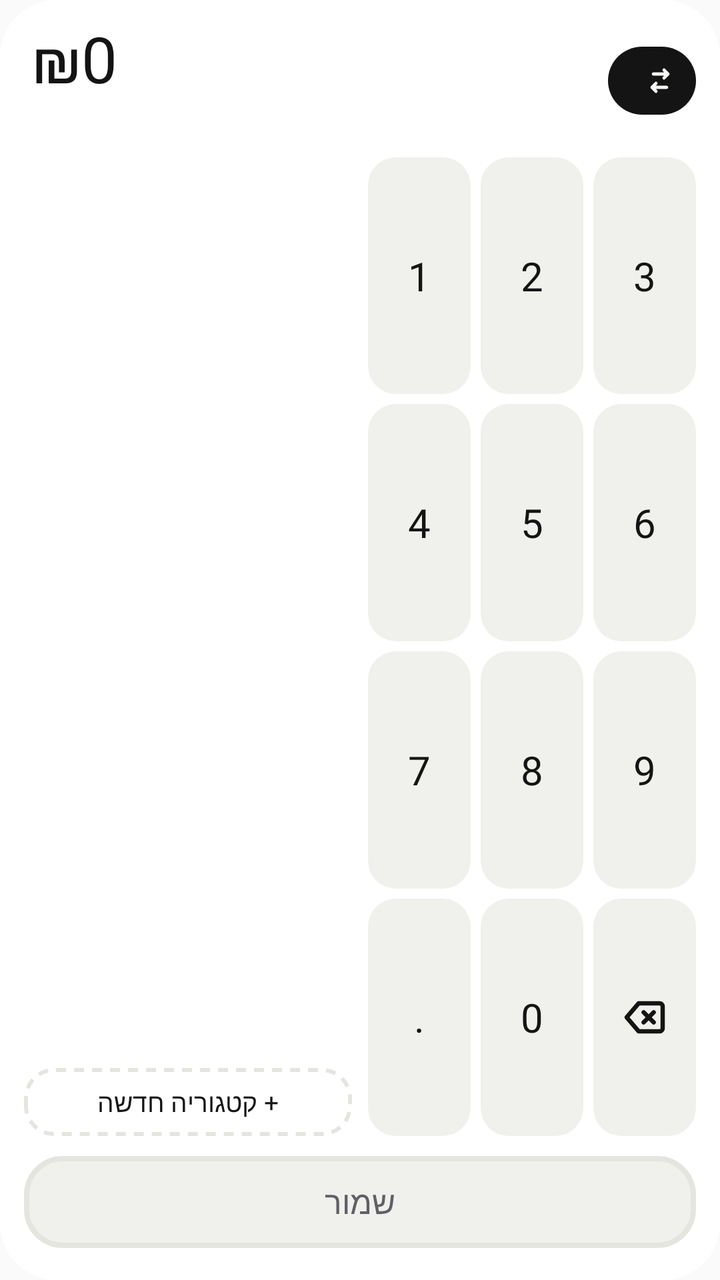
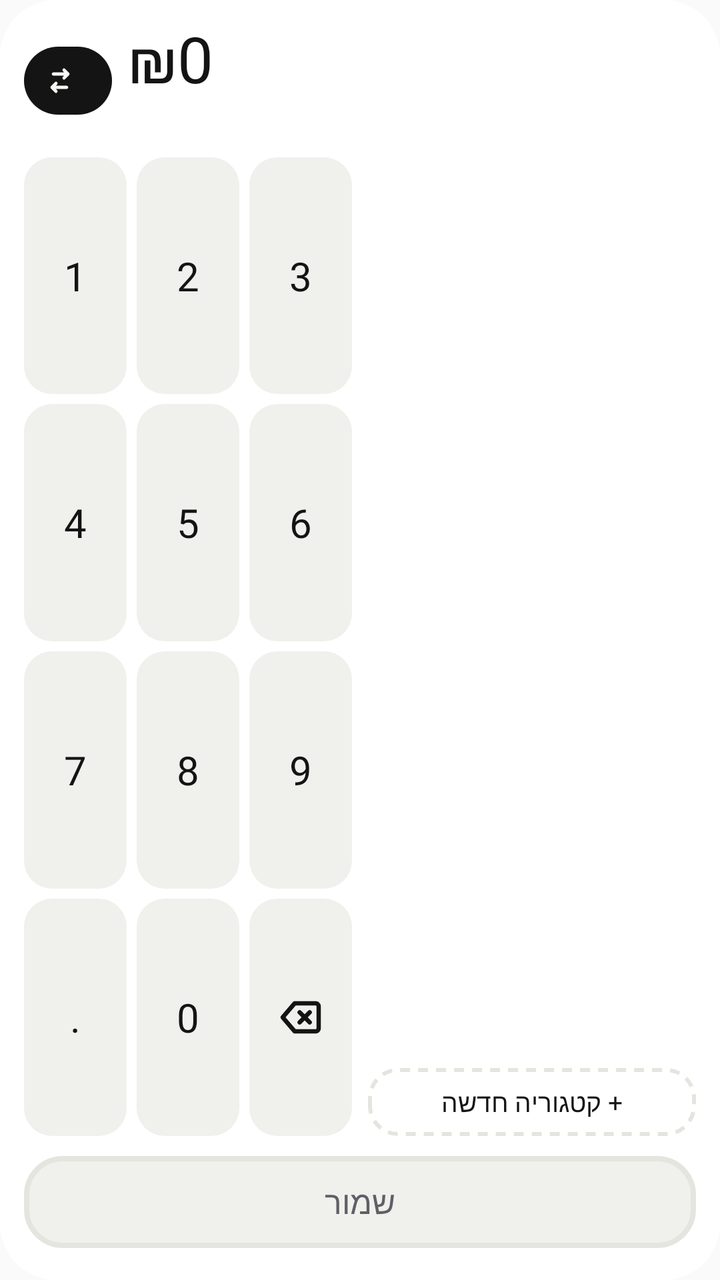

Two renders of the same Android screen: before a commit and after it. Below are the layout's source before the change and the commit's diff.
<!-- AndroidManifest.xml: application theme AppTheme -->
<!-- res/layout/widget_quick_add.xml -->
<?xml version="1.0" encoding="utf-8"?>
<LinearLayout xmlns:android="http://schemas.android.com/apk/res/android"
    android:id="@+id/root"
    android:layout_width="match_parent"
    android:layout_height="match_parent"
    android:background="@drawable/widget_bg"
    android:orientation="vertical"
    android:padding="12dp">

    
    <LinearLayout
        android:layout_width="match_parent"
        android:layout_height="wrap_content"
        android:gravity="center_vertical"
        android:orientation="horizontal"
        android:paddingStart="4dp">

        <LinearLayout
            android:layout_width="0dp"
            android:layout_height="wrap_content"
            android:layout_weight="1"
            android:orientation="vertical">

            <TextView
                android:id="@+id/amount"
                android:layout_width="match_parent"
                android:layout_height="wrap_content"
                android:ellipsize="end"
                android:fontFamily="@font/rubik_extrabold"
                android:gravity="start"
                android:includeFontPadding="false"
                android:maxLines="1"
                android:text="₪0"
                android:textColor="@color/w_ink"
                android:textDirection="ltr"
                android:textSize="32sp" />

            <TextView
                android:id="@+id/status"
                android:layout_width="match_parent"
                android:layout_height="wrap_content"
                android:layout_marginTop="2dp"
                android:ellipsize="end"
                android:fontFamily="@font/rubik_semibold"
                android:maxLines="1"
                android:textColor="@color/w_ink_dim"
                android:textSize="12.5sp" />
        </LinearLayout>

        <LinearLayout
            android:id="@+id/space"
            android:layout_width="wrap_content"
            android:layout_height="34dp"
            android:layout_marginStart="8dp"
            android:background="@drawable/widget_pill_ink"
            android:gravity="center_vertical"
            android:orientation="horizontal"
            android:paddingStart="12dp"
            android:paddingEnd="10dp">

            <TextView
                android:id="@+id/space_name"
                android:layout_width="wrap_content"
                android:layout_height="wrap_content"
                android:ellipsize="end"
                android:fontFamily="@font/rubik_extrabold"
                android:maxLines="1"
                android:maxWidth="110dp"
                android:textColor="@color/w_on_ink"
                android:textSize="13sp" />

            <ImageView
                android:id="@+id/space_swap"
                android:layout_width="16dp"
                android:layout_height="16dp"
                android:layout_marginStart="6dp"
                android:contentDescription="החלף מרחב"
                android:src="@drawable/ic_w_swap" />
        </LinearLayout>
    </LinearLayout>

    
    <LinearLayout
        android:layout_width="match_parent"
        android:layout_height="0dp"
        android:layout_marginTop="10dp"
        android:layout_weight="1"
        android:orientation="horizontal">

        <LinearLayout
            android:layout_width="0dp"
            android:layout_height="match_parent"
            android:layout_marginEnd="8dp"
            android:layout_weight="1"
            android:orientation="vertical">

            <ListView
                android:id="@+id/categories"
                android:layout_width="match_parent"
                android:layout_height="0dp"
                android:layout_weight="1"
                android:divider="@null"
                android:dividerHeight="0dp"
                android:listSelector="@android:color/transparent"
                android:scrollbars="none" />

            <TextView
                android:id="@+id/new_category"
                android:layout_width="match_parent"
                android:layout_height="34dp"
                android:layout_marginTop="4dp"
                android:background="@drawable/widget_dashed"
                android:fontFamily="@font/rubik_extrabold"
                android:gravity="center"
                android:text="+ קטגוריה חדשה"
                android:textColor="@color/w_ink"
                android:textSize="13sp" />
        </LinearLayout>

        <LinearLayout
            android:layout_width="0dp"
            android:layout_height="match_parent"
            android:layout_weight="1"
            android:layoutDirection="ltr"
            android:orientation="vertical">
            <LinearLayout
                android:layout_width="match_parent"
                android:layout_height="0dp"
                android:layout_weight="1"
                android:orientation="horizontal">
                <TextView
                    android:id="@+id/key_1"
                    android:layout_width="0dp"
                    android:layout_height="match_parent"
                    android:layout_weight="1"
                    android:layout_marginEnd="5dp"
                    android:background="@drawable/widget_key"
                    android:fontFamily="@font/rubik_extrabold"
                    android:gravity="center"
                    android:text="1"
                    android:textColor="@color/w_ink"
                    android:textSize="20sp" />
                <TextView
                    android:id="@+id/key_2"
                    android:layout_width="0dp"
                    android:layout_height="match_parent"
                    android:layout_weight="1"
                    android:layout_marginEnd="5dp"
                    android:background="@drawable/widget_key"
                    android:fontFamily="@font/rubik_extrabold"
                    android:gravity="center"
                    android:text="2"
                    android:textColor="@color/w_ink"
                    android:textSize="20sp" />
                <TextView
                    android:id="@+id/key_3"
                    android:layout_width="0dp"
                    android:layout_height="match_parent"
                    android:layout_weight="1"
                    android:background="@drawable/widget_key"
                    android:fontFamily="@font/rubik_extrabold"
                    android:gravity="center"
                    android:text="3"
                    android:textColor="@color/w_ink"
                    android:textSize="20sp" />
            </LinearLayout>
            <LinearLayout
                android:layout_width="match_parent"
                android:layout_height="0dp"
                android:layout_weight="1"
                android:layout_marginTop="5dp"
                android:orientation="horizontal">
                <TextView
                    android:id="@+id/key_4"
                    android:layout_width="0dp"
                    android:layout_height="match_parent"
                    android:layout_weight="1"
                    android:layout_marginEnd="5dp"
                    android:background="@drawable/widget_key"
                    android:fontFamily="@font/rubik_extrabold"
                    android:gravity="center"
                    android:text="4"
                    android:textColor="@color/w_ink"
                    android:textSize="20sp" />
                <TextView
                    android:id="@+id/key_5"
                    android:layout_width="0dp"
                    android:layout_height="match_parent"
                    android:layout_weight="1"
                    android:layout_marginEnd="5dp"
                    android:background="@drawable/widget_key"
                    android:fontFamily="@font/rubik_extrabold"
                    android:gravity="center"
                    android:text="5"
                    android:textColor="@color/w_ink"
                    android:textSize="20sp" />
                <TextView
                    android:id="@+id/key_6"
                    android:layout_width="0dp"
                    android:layout_height="match_parent"
                    android:layout_weight="1"
                    android:background="@drawable/widget_key"
                    android:fontFamily="@font/rubik_extrabold"
                    android:gravity="center"
                    android:text="6"
                    android:textColor="@color/w_ink"
                    android:textSize="20sp" />
            </LinearLayout>
            <LinearLayout
                android:layout_width="match_parent"
                android:layout_height="0dp"
                android:layout_weight="1"
                android:layout_marginTop="5dp"
                android:orientation="horizontal">
                <TextView
                    android:id="@+id/key_7"
                    android:layout_width="0dp"
                    android:layout_height="match_parent"
                    android:layout_weight="1"
                    android:layout_marginEnd="5dp"
                    android:background="@drawable/widget_key"
                    android:fontFamily="@font/rubik_extrabold"
                    android:gravity="center"
                    android:text="7"
                    android:textColor="@color/w_ink"
                    android:textSize="20sp" />
                <TextView
                    android:id="@+id/key_8"
                    android:layout_width="0dp"
                    android:layout_height="match_parent"
                    android:layout_weight="1"
                    android:layout_marginEnd="5dp"
                    android:background="@drawable/widget_key"
                    android:fontFamily="@font/rubik_extrabold"
                    android:gravity="center"
                    android:text="8"
                    android:textColor="@color/w_ink"
                    android:textSize="20sp" />
                <TextView
                    android:id="@+id/key_9"
                    android:layout_width="0dp"
                    android:layout_height="match_parent"
                    android:layout_weight="1"
                    android:background="@drawable/widget_key"
                    android:fontFamily="@font/rubik_extrabold"
                    android:gravity="center"
                    android:text="9"
                    android:textColor="@color/w_ink"
                    android:textSize="20sp" />
            </LinearLayout>
            <LinearLayout
                android:layout_width="match_parent"
                android:layout_height="0dp"
                android:layout_weight="1"
                android:layout_marginTop="5dp"
                android:orientation="horizontal">
                <TextView
                    android:id="@+id/key_dot"
                    android:layout_width="0dp"
                    android:layout_height="match_parent"
                    android:layout_weight="1"
                    android:layout_marginEnd="5dp"
                    android:background="@drawable/widget_key"
                    android:fontFamily="@font/rubik_extrabold"
                    android:gravity="center"
                    android:text="."
                    android:textColor="@color/w_ink"
                    android:textSize="20sp" />
                <TextView
                    android:id="@+id/key_0"
                    android:layout_width="0dp"
                    android:layout_height="match_parent"
                    android:layout_weight="1"
                    android:layout_marginEnd="5dp"
                    android:background="@drawable/widget_key"
                    android:fontFamily="@font/rubik_extrabold"
                    android:gravity="center"
                    android:text="0"
                    android:textColor="@color/w_ink"
                    android:textSize="20sp" />
                <ImageView
                    android:id="@+id/key_del"
                    android:layout_width="0dp"
                    android:layout_height="match_parent"
                    android:layout_weight="1"
                    android:background="@drawable/widget_key"
                    android:contentDescription="מחק"
                    android:scaleType="center"
                    android:src="@drawable/ic_w_backspace" />
            </LinearLayout>
        </LinearLayout>
    </LinearLayout>

    <TextView
        android:id="@+id/save"
        android:layout_width="match_parent"
        android:layout_height="50dp"
        android:layout_marginTop="10dp"
        android:background="@drawable/widget_btn_disabled"
        android:fontFamily="@font/rubik_extrabold"
        android:gravity="center"
        android:paddingBottom="4dp"
        android:text="שמור"
        android:textColor="@color/w_ink_dim"
        android:textSize="16sp" />
</LinearLayout>
<!-- resources referenced by this layout -->
<resources>
  <color name="w_ink">#141414</color>
  <color name="w_ink_dim">#5F5F66</color>
  <color name="w_on_ink">#F6F6F3</color>
  <!-- drawable ic_w_backspace (drawable) -->
  <?xml version="1.0" encoding="utf-8"?>
  <vector xmlns:android="http://schemas.android.com/apk/res/android"
      android:width="24dp"
      android:height="24dp"
      android:viewportWidth="24"
      android:viewportHeight="24">
      <path
          android:pathData="M9 5h10.5a1.5 1.5 0 0 1 1.5 1.5v11a1.5 1.5 0 0 1-1.5 1.5H9l-6-7Z"
          android:strokeColor="@color/w_ink"
          android:strokeWidth="2.2"
          android:strokeLineJoin="round" />
      <path
          android:pathData="m11.5 9.5 5 5m0-5-5 5"
          android:strokeColor="@color/w_ink"
          android:strokeWidth="2.2"
          android:strokeLineCap="round" />
  </vector>
  <!-- drawable ic_w_swap (drawable) -->
  <?xml version="1.0" encoding="utf-8"?>
  <vector xmlns:android="http://schemas.android.com/apk/res/android"
      android:width="24dp"
      android:height="24dp"
      android:viewportWidth="24"
      android:viewportHeight="24">
      <path
          android:pathData="M7 7h11m0 0-3-3m3 3-3 3M17 17H6m0 0 3-3m-3 3 3 3"
          android:strokeColor="@color/w_on_ink"
          android:strokeWidth="2.4"
          android:strokeLineCap="round"
          android:strokeLineJoin="round" />
  </vector>
  <!-- drawable widget_bg (drawable) -->
  <?xml version="1.0" encoding="utf-8"?>
  <shape xmlns:android="http://schemas.android.com/apk/res/android" android:shape="rectangle">
      <solid android:color="@color/w_surface" />
      <corners android:radius="28dp" />
  </shape>
  <!-- drawable widget_btn_disabled (drawable) -->
  <?xml version="1.0" encoding="utf-8"?>
  <layer-list xmlns:android="http://schemas.android.com/apk/res/android">
      <item android:bottom="4dp">
          <shape android:shape="rectangle">
              <solid android:color="@color/w_surface_2" />
              <stroke android:width="2.5dp" android:color="@color/w_surface_3" />
              <corners android:radius="18dp" />
          </shape>
      </item>
  </layer-list>
  <!-- drawable widget_key (drawable) -->
  <?xml version="1.0" encoding="utf-8"?>
  <selector xmlns:android="http://schemas.android.com/apk/res/android">
      <item android:state_pressed="true">
          <shape android:shape="rectangle">
              <solid android:color="@color/w_surface_3" />
              <corners android:radius="14dp" />
          </shape>
      </item>
      <item>
          <shape android:shape="rectangle">
              <solid android:color="@color/w_surface_2" />
              <corners android:radius="14dp" />
          </shape>
      </item>
  </selector>
  <!-- drawable widget_pill_ink (drawable) -->
  <?xml version="1.0" encoding="utf-8"?>
  <shape xmlns:android="http://schemas.android.com/apk/res/android" android:shape="rectangle">
      <solid android:color="@color/w_ink" />
      <corners android:radius="999dp" />
  </shape>
  <style name="AppTheme" parent="Theme.AppCompat.Light.DarkActionBar">
          
          <item name="colorPrimary">@color/colorPrimary</item>
          <item name="colorPrimaryDark">@color/colorPrimaryDark</item>
          <item name="colorAccent">@color/colorAccent</item>
      </style>
  <color name="w_surface">#FFFFFF</color>
  <color name="w_surface_2">#F0F0EC</color>
  <color name="w_surface_3">#E5E5E0</color>
  <!-- unchanged entries left out for length: 1 -->
</resources>

<!-- the commit's change to res/layout/widget_quick_add.xml (unified diff, before → after) -->
@@ -1,6 +1,7 @@
 <?xml version="1.0" encoding="utf-8"?>
 <LinearLayout xmlns:android="http://schemas.android.com/apk/res/android"
     android:id="@+id/root"
+    android:layoutDirection="rtl"
     android:layout_width="match_parent"
     android:layout_height="match_parent"
     android:background="@drawable/widget_bg"
